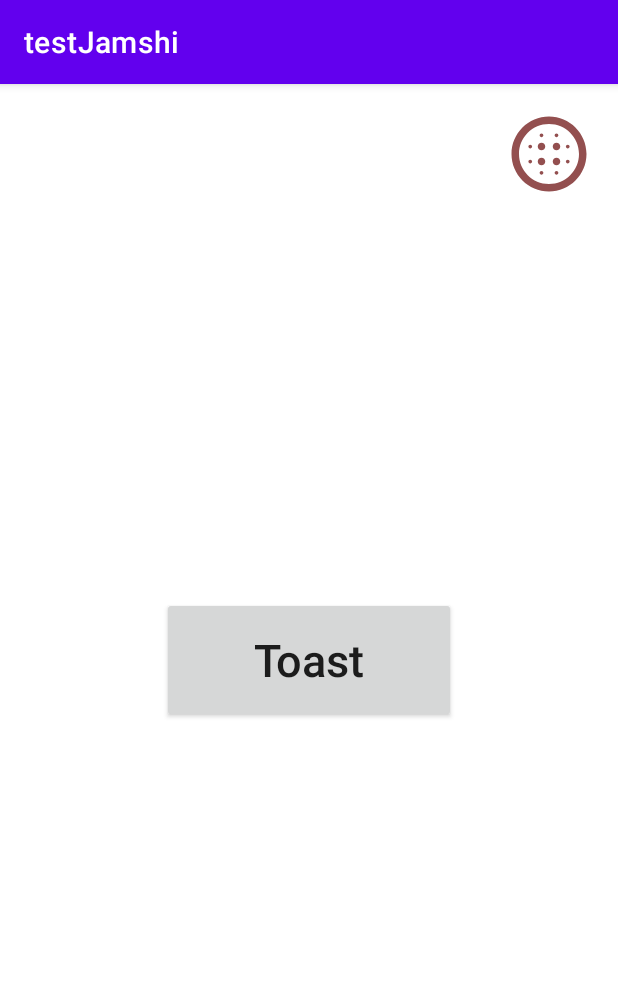
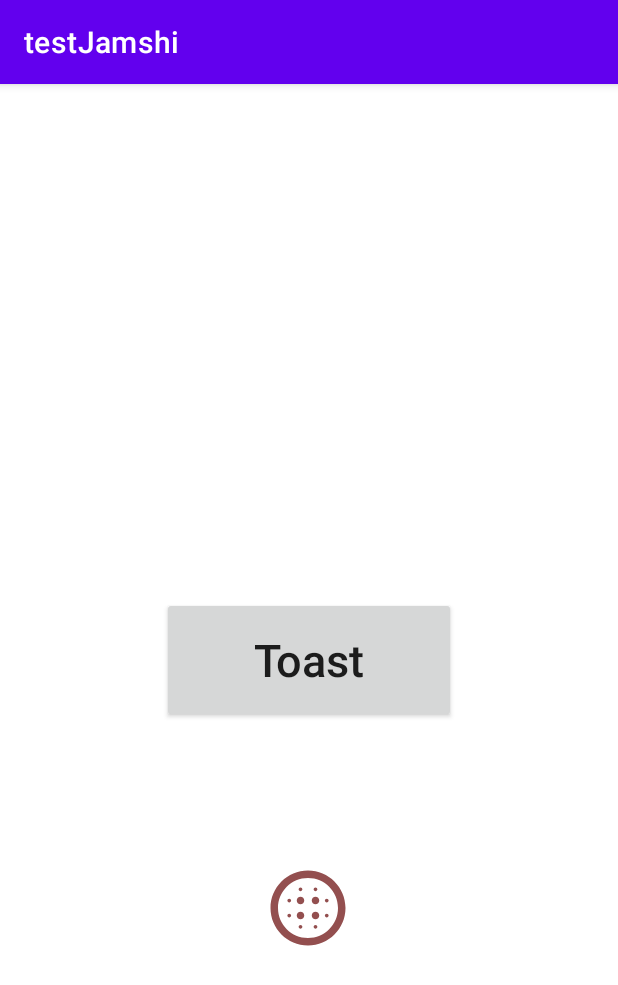
Before and after one commit to Javad-Aboutorabi/batnaClassAndroid, an Android app: the screen it shows after launch (MainActivity), on a phone screen of 412 x 824 dp. Shown: the top 985 px of the screen. Run offline under Robolectric (Android 15) with nearby library versions, the phone set to English and light mode, and no system bars.

```diff
--- a/app/src/main/res/layout/activity_main.xml
+++ b/app/src/main/res/layout/activity_main.xml
@@ -25,11 +25,11 @@
         android:layout_width="60dp"
         android:layout_height="60dp"
         android:background="@drawable/ic_circular"
-        app:layout_constraintBottom_toTopOf="@+id/buttonPanel"
+        app:layout_constraintBottom_toBottomOf="parent"
         app:layout_constraintEnd_toEndOf="parent"
-        app:layout_constraintHorizontal_bias="0.954"
+        app:layout_constraintHorizontal_bias="0.498"
         app:layout_constraintStart_toStartOf="parent"
-        app:layout_constraintTop_toTopOf="parent"
-        app:layout_constraintVertical_bias="0.06" />
+        app:layout_constraintTop_toBottomOf="@+id/buttonPanel"
+        app:layout_constraintVertical_bias="0.33" />
 
 </androidx.constraintlayout.widget.ConstraintLayout>
```
Also changed, not shown: app/src/main/java/com/javad/testjamshi/Secound.java (+7 -0 lines), app/src/main/res/layout/activity_secound.xml (+38 -0 lines).
